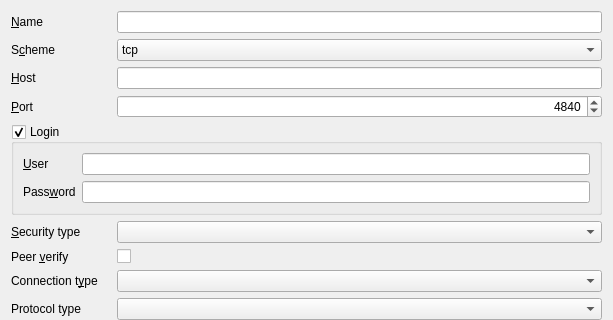
The window that shvspy/src/dlgserverproperties.ui (syyyr/shvspy) describes before a commit, drawn with Qt 5; both pictures show x 0 to 613 and y 0 to 320 of the 613 by 852 pixel window.
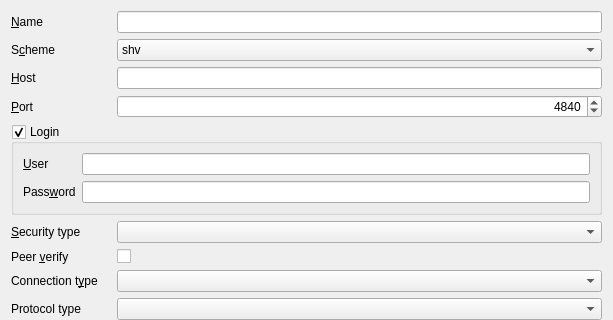
The same window after the commit.

```diff
--- a/shvspy/src/dlgserverproperties.ui
+++ b/shvspy/src/dlgserverproperties.ui
@@ -288,7 +288,7 @@
       <widget class="QComboBox" name="cbxScheme">
        <item>
         <property name="text">
-         <string>tcp</string>
+         <string>shv</string>
         </property>
        </item>
        <item>
```
